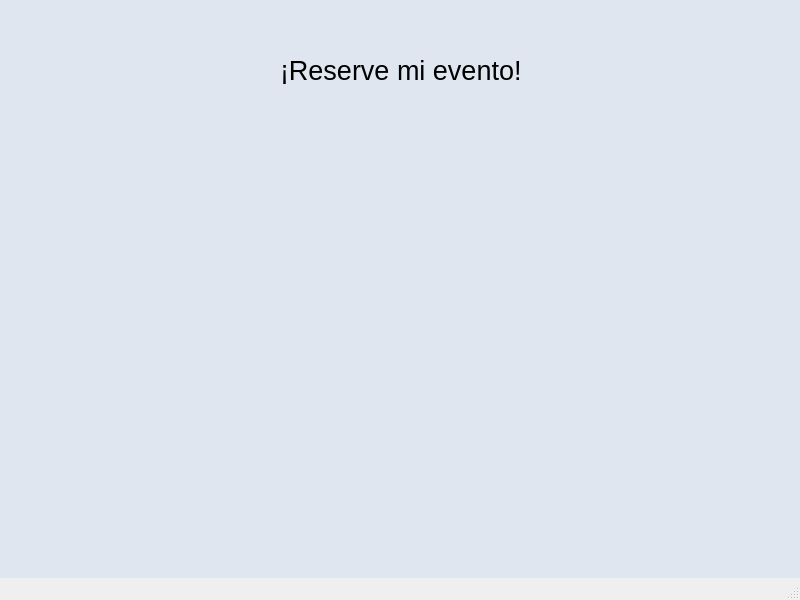
This is Proyecto/ProyectoEventos/mainwindow.ui in ValeriaMora27/Proyecto-i2023-ie2017 as Qt 5 draws it before an edit. The edited form follows.
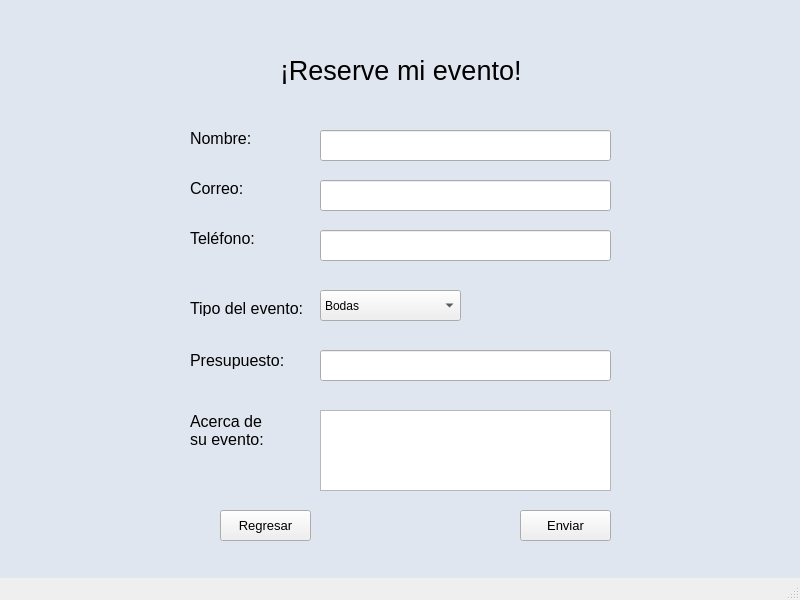
This is the edited form. The open tabs and pages were chosen to show the change. Icons and pictures are not drawn.

What changed in the file:
```diff
--- a/Proyecto/ProyectoEventos/mainwindow.ui
+++ b/Proyecto/ProyectoEventos/mainwindow.ui
@@ -28,13 +28,13 @@
     <property name="geometry">
      <rect>
       <x>0</x>
-      <y>-10</y>
+      <y>0</y>
       <width>800</width>
       <height>600</height>
      </rect>
     </property>
     <property name="currentIndex">
-     <number>5</number>
+     <number>0</number>
     </property>
     <widget class="QWidget" name="page00_Inicio">
      <widget class="QLabel" name="label_2">
@@ -990,7 +990,7 @@
         <second>0</second>
         <year>2023</year>
         <month>9</month>
-        <day>14</day>
+        <day>15</day>
        </datetime>
       </property>
       <property name="minimumDateTime">
@@ -1000,7 +1000,7 @@
         <second>0</second>
         <year>2023</year>
         <month>1</month>
-        <day>1</day>
+        <day>2</day>
        </datetime>
       </property>
      </widget>
@@ -1081,19 +1081,6 @@
        <bool>false</bool>
       </property>
      </widget>
-     <widget class="QPushButton" name="pushButton">
-      <property name="geometry">
-       <rect>
-        <x>550</x>
-        <y>520</y>
-        <width>91</width>
-        <height>31</height>
-       </rect>
-      </property>
-      <property name="text">
-       <string>Crear</string>
-      </property>
-     </widget>
      <widget class="QLabel" name="label_31">
       <property name="geometry">
        <rect>
@@ -1147,6 +1134,19 @@
        </property>
       </item>
      </widget>
+     <widget class="QPushButton" name="pushButton_Crear">
+      <property name="geometry">
+       <rect>
+        <x>520</x>
+        <y>520</y>
+        <width>91</width>
+        <height>31</height>
+       </rect>
+      </property>
+      <property name="text">
+       <string>Crear</string>
+      </property>
+     </widget>
     </widget>
     <widget class="QWidget" name="page06_Lugares">
      <widget class="QLabel" name="label_9">
@@ -1193,6 +1193,19 @@
        <set>Qt::AlignCenter</set>
       </property>
      </widget>
+     <widget class="QLabel" name="label_32">
+      <property name="geometry">
+       <rect>
+        <x>130</x>
+        <y>140</y>
+        <width>81</width>
+        <height>16</height>
+       </rect>
+      </property>
+      <property name="text">
+       <string>Proveedores</string>
+      </property>
+     </widget>
     </widget>
     <widget class="QWidget" name="page08_Estadisticas">
      <widget class="QLabel" name="label_7">
@@ -1242,7 +1255,7 @@
       <property name="geometry">
        <rect>
         <x>280</x>
-        <y>60</y>
+        <y>50</y>
         <width>241</width>
         <height>41</height>
        </rect>
@@ -1256,6 +1269,254 @@
        <string>¡Reserve mi evento!</string>
       </property>
      </widget>
+     <widget class="QLineEdit" name="InputNombre_7">
+      <property name="geometry">
+       <rect>
+        <x>320</x>
+        <y>130</y>
+        <width>291</width>
+        <height>31</height>
+       </rect>
+      </property>
+     </widget>
+     <widget class="QLabel" name="Nombre_2">
+      <property name="geometry">
+       <rect>
+        <x>190</x>
+        <y>130</y>
+        <width>71</width>
+        <height>16</height>
+       </rect>
+      </property>
+      <property name="font">
+       <font>
+        <pointsize>12</pointsize>
+       </font>
+      </property>
+      <property name="text">
+       <string>Nombre:</string>
+      </property>
+     </widget>
+     <widget class="QLabel" name="Nombre_3">
+      <property name="geometry">
+       <rect>
+        <x>190</x>
+        <y>180</y>
+        <width>71</width>
+        <height>16</height>
+       </rect>
+      </property>
+      <property name="font">
+       <font>
+        <pointsize>12</pointsize>
+       </font>
+      </property>
+      <property name="text">
+       <string>Correo:</string>
+      </property>
+     </widget>
+     <widget class="QLineEdit" name="InputNombre_8">
+      <property name="geometry">
+       <rect>
+        <x>320</x>
+        <y>180</y>
+        <width>291</width>
+        <height>31</height>
+       </rect>
+      </property>
+     </widget>
+     <widget class="QLineEdit" name="InputNombre_9">
+      <property name="geometry">
+       <rect>
+        <x>320</x>
+        <y>230</y>
+        <width>291</width>
+        <height>31</height>
+       </rect>
+      </property>
+     </widget>
+     <widget class="QLabel" name="Nombre_4">
+      <property name="geometry">
+       <rect>
+        <x>190</x>
+        <y>230</y>
+        <width>71</width>
+        <height>16</height>
+       </rect>
+      </property>
+      <property name="font">
+       <font>
+        <pointsize>12</pointsize>
+       </font>
+      </property>
+      <property name="text">
+       <string>Teléfono:</string>
+      </property>
+     </widget>
+     <widget class="QComboBox" name="comboBox_2">
+      <property name="geometry">
+       <rect>
+        <x>320</x>
+        <y>290</y>
+        <width>141</width>
+        <height>31</height>
+       </rect>
+      </property>
+      <item>
+       <property name="text">
+        <string>Bodas</string>
+       </property>
+      </item>
+      <item>
+       <property name="text">
+        <string>Bailes</string>
+       </property>
+      </item>
+      <item>
+       <property name="text">
+        <string>Bodas</string>
+       </property>
+      </item>
+      <item>
+       <property name="text">
+        <string>Conferencias</string>
+       </property>
+      </item>
+      <item>
+       <property name="text">
+        <string>Graduaciones</string>
+       </property>
+      </item>
+     </widget>
+     <widget class="QLabel" name="Nombre_5">
+      <property name="geometry">
+       <rect>
+        <x>190</x>
+        <y>300</y>
+        <width>131</width>
+        <height>16</height>
+       </rect>
+      </property>
+      <property name="font">
+       <font>
+        <pointsize>12</pointsize>
+       </font>
+      </property>
+      <property name="text">
+       <string>Tipo del evento:</string>
+      </property>
+     </widget>
+     <widget class="QLabel" name="Nombre_6">
+      <property name="geometry">
+       <rect>
+        <x>190</x>
+        <y>350</y>
+        <width>101</width>
+        <height>21</height>
+       </rect>
+      </property>
+      <property name="font">
+       <font>
+        <pointsize>12</pointsize>
+       </font>
+      </property>
+      <property name="text">
+       <string>Presupuesto:</string>
+      </property>
+     </widget>
+     <widget class="QLineEdit" name="InputNombre_10">
+      <property name="geometry">
+       <rect>
+        <x>320</x>
+        <y>350</y>
+        <width>291</width>
+        <height>31</height>
+       </rect>
+      </property>
+     </widget>
+     <widget class="QLabel" name="Nombre_7">
+      <property name="geometry">
+       <rect>
+        <x>190</x>
+        <y>410</y>
+        <width>101</width>
+        <height>41</height>
+       </rect>
+      </property>
+      <property name="font">
+       <font>
+        <pointsize>12</pointsize>
+       </font>
+      </property>
+      <property name="text">
+       <string>Acerca de 
+su evento:</string>
+      </property>
+     </widget>
+     <widget class="QPlainTextEdit" name="plainTextEdit_2">
+      <property name="geometry">
+       <rect>
+        <x>320</x>
+        <y>410</y>
+        <width>291</width>
+        <height>81</height>
+       </rect>
+      </property>
+     </widget>
+     <widget class="QPushButton" name="pushButton_Regresar">
+      <property name="geometry">
+       <rect>
+        <x>220</x>
+        <y>510</y>
+        <width>91</width>
+        <height>31</height>
+       </rect>
+      </property>
+      <property name="font">
+       <font>
+        <pointsize>10</pointsize>
+       </font>
+      </property>
+      <property name="text">
+       <string>Regresar</string>
+      </property>
+      <property name="autoDefault">
+       <bool>false</bool>
+      </property>
+      <property name="default">
+       <bool>false</bool>
+      </property>
+      <property name="flat">
+       <bool>false</bool>
+      </property>
+     </widget>
+     <widget class="QPushButton" name="pushButton_Enviar">
+      <property name="geometry">
+       <rect>
+        <x>520</x>
+        <y>510</y>
+        <width>91</width>
+        <height>31</height>
+       </rect>
+      </property>
+      <property name="font">
+       <font>
+        <pointsize>10</pointsize>
+       </font>
+      </property>
+      <property name="text">
+       <string>Enviar</string>
+      </property>
+      <property name="autoDefault">
+       <bool>false</bool>
+      </property>
+      <property name="default">
+       <bool>false</bool>
+      </property>
+      <property name="flat">
+       <bool>false</bool>
+      </property>
+     </widget>
     </widget>
    </widget>
   </widget>
```
